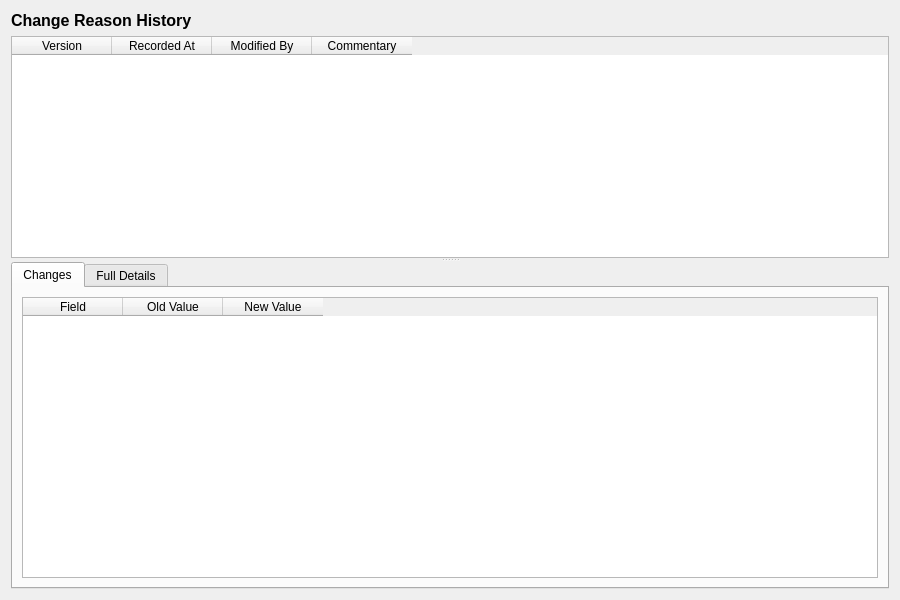
OreStudio/OreStudio, file projects/ores.qt/ui/ChangeReasonHistoryDialog.ui: the form before one commit.
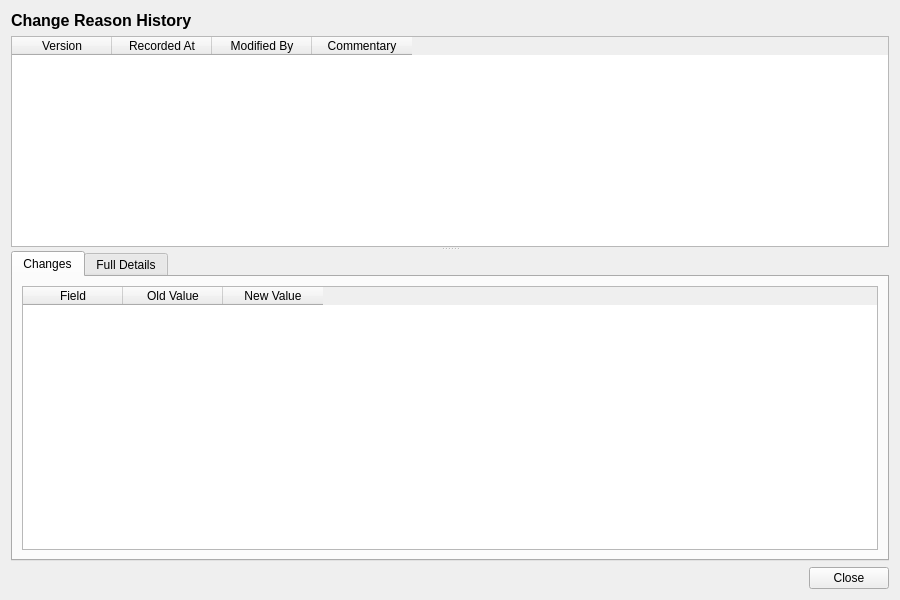
The form after the commit.

Commit message: [qt] Remove toolbars from detail dialogs; add Close button throughout

Diff of the .ui file:
```diff
--- a/projects/ores.qt/ui/ChangeReasonHistoryDialog.ui
+++ b/projects/ores.qt/ui/ChangeReasonHistoryDialog.ui
@@ -321,6 +321,27 @@
      </widget>
     </widget>
    </item>
+   <item>
+    <layout class="QHBoxLayout" name="buttonLayout">
+     <item>
+      <spacer name="horizontalSpacer">
+       <property name="orientation">
+        <enum>Qt::Horizontal</enum>
+       </property>
+       <property name="sizeHint" stdset="0">
+        <size><width>40</width><height>20</height></size>
+       </property>
+      </spacer>
+     </item>
+     <item>
+      <widget class="QPushButton" name="closeButton">
+       <property name="text">
+        <string>Close</string>
+       </property>
+      </widget>
+     </item>
+    </layout>
+   </item>
   </layout>
  </widget>
  <resources/>
```
The commit also changes 201 other files.
